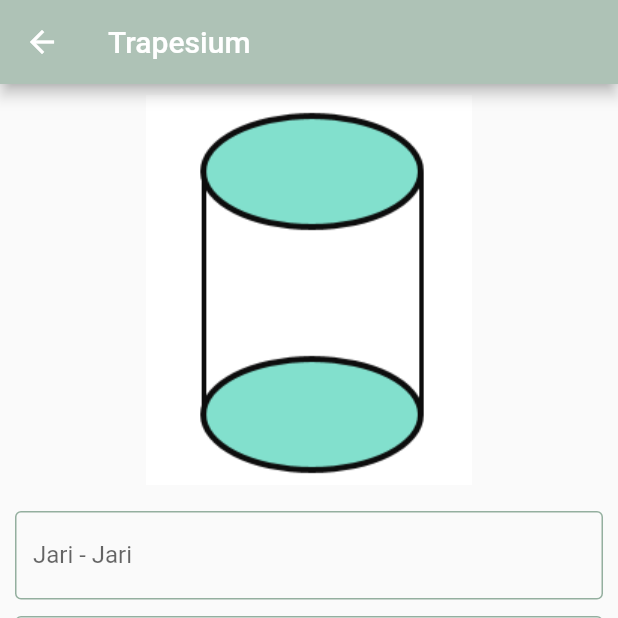
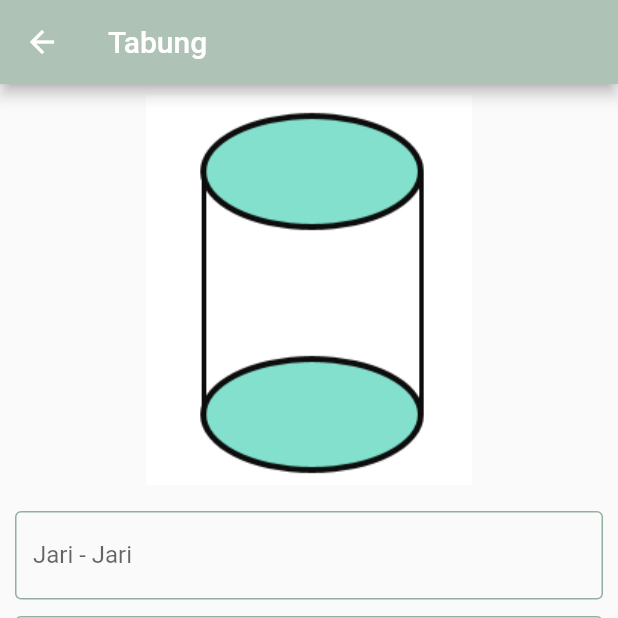
Before and after one commit to viadelia12/123200023_NoviaAdelia_UTS_TPM_D, a Flutter app: the Tabung screen opened directly, on a phone screen of 412 x 824 dp, the top half of it. Run offline on Flutter 3.47's test engine with Material 2 defaults, Android fonts, the phone set to English and light mode, and no system bars; our stand-ins replace font_awesome_flutter, syncfusion_flutter_calendar.

Commit message:
Fix : typo tabung

```diff
--- a/lib/main.dart
+++ b/lib/main.dart
@@ -1,5 +1,4 @@
 import 'package:flutter/material.dart';
-import 'package:uts_tpm_novia/pages/login_page.dart';
 import 'package:uts_tpm_novia/pages/splash_screen.dart';
 import 'package:uts_tpm_novia/routes/route.dart';
 
--- a/lib/pages/tabung.dart
+++ b/lib/pages/tabung.dart
@@ -38,7 +38,7 @@ class _TabungState extends State<Tabung> {
     return Scaffold(
       appBar: AppBar(
         backgroundColor: Color(0xffAEC2B6),
-        title: Text('Trapesium'),
+        title: Text('Tabung'),
       ),
       body: SingleChildScrollView(
         child: Column(
```
